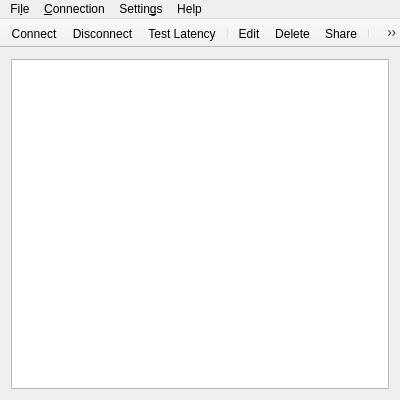
The window that src/mainwindow.ui (shadowsocks/shadowsocks-qt5) describes before a commit, drawn with Qt 5.
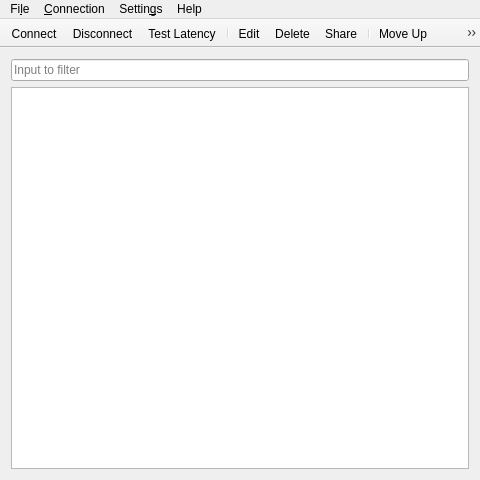
The same window after the commit. Icons and pictures are not drawn.

Commit message: add filter bar. and add relevant settings for toolbar and filter bar

Patch:
```diff
--- a/src/mainwindow.ui
+++ b/src/mainwindow.ui
@@ -6,8 +6,8 @@
    <rect>
     <x>0</x>
     <y>0</y>
-    <width>400</width>
-    <height>400</height>
+    <width>480</width>
+    <height>480</height>
    </rect>
   </property>
   <property name="minimumSize">
@@ -28,6 +28,16 @@
   </property>
   <widget class="QWidget" name="centralWidget">
    <layout class="QVBoxLayout" name="verticalLayout">
+    <item>
+     <widget class="QLineEdit" name="filterLineEdit">
+      <property name="placeholderText">
+       <string>Input to filter</string>
+      </property>
+      <property name="clearButtonEnabled">
+       <bool>true</bool>
+      </property>
+     </widget>
+    </item>
     <item>
      <widget class="QTableView" name="connectionView">
       <property name="editTriggers">
@@ -96,7 +106,7 @@
     <rect>
      <x>0</x>
      <y>0</y>
-     <width>400</width>
+     <width>480</width>
      <height>29</height>
     </rect>
    </property>
```
Left out of the diff: 33 changed lines with no effect on the pictures. The commit also changes 3 other files.
